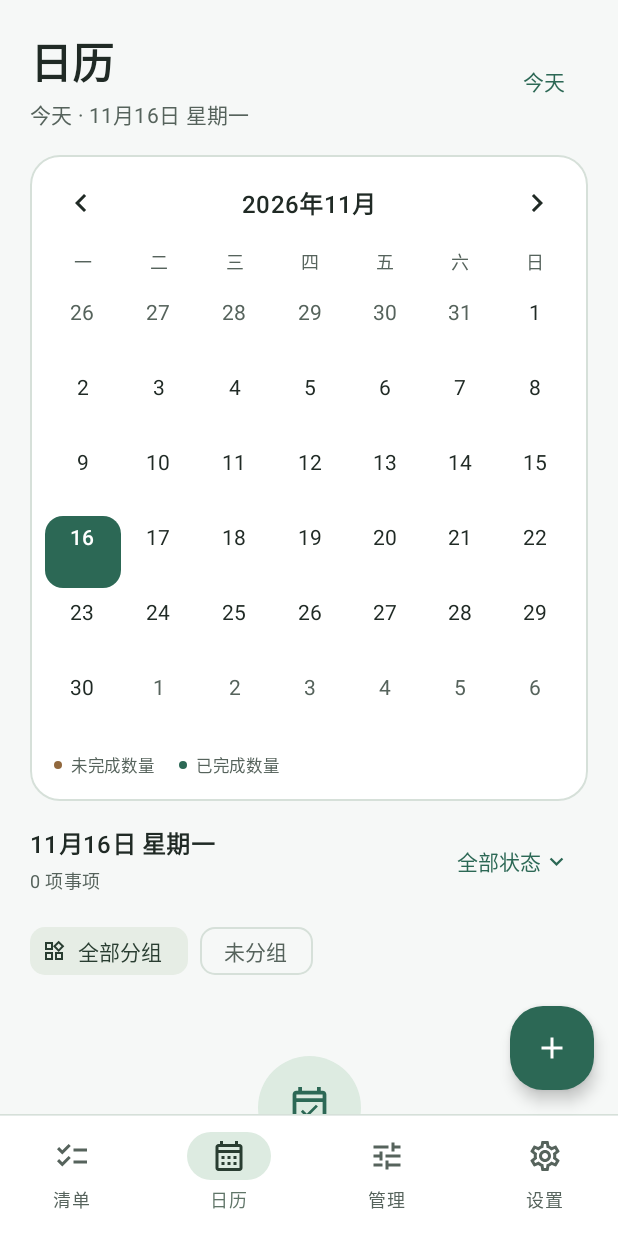
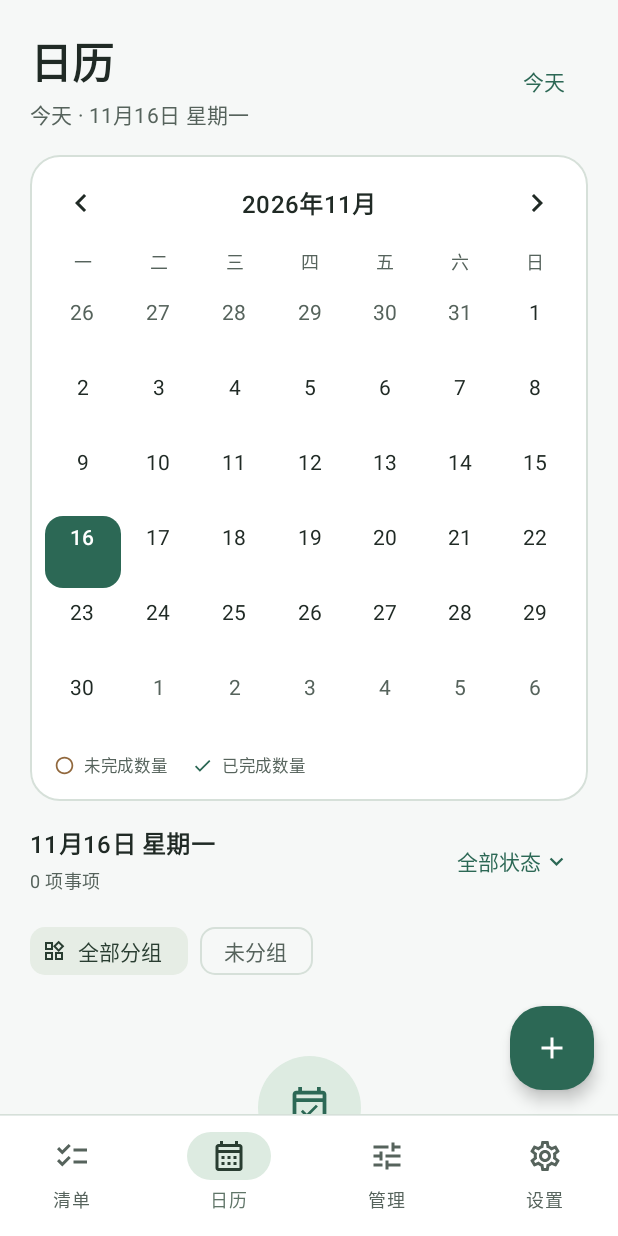
Before and after one commit to CodexSpaceSafe-Projects/pindo, an Android app built with Jetpack Compose: the screen it shows after launch (MainActivity), item 2 of the bottom bar chosen, on a phone screen of 412 x 824 dp. Run offline under Robolectric (Android 15) with nearby library versions, the phone set to English and light mode, and no system bars.

Commit message:
Refine compact Android layouts after screenshot review

```diff
--- a/android/app/src/main/java/com/pindo/app/CalendarScreen.kt
+++ b/android/app/src/main/java/com/pindo/app/CalendarScreen.kt
@@ -1,12 +1,10 @@
 package com.pindo.app
 
 import androidx.compose.foundation.BorderStroke
-import androidx.compose.foundation.background
 import androidx.compose.foundation.horizontalScroll
 import androidx.compose.foundation.layout.*
 import androidx.compose.foundation.lazy.LazyColumn
 import androidx.compose.foundation.rememberScrollState
-import androidx.compose.foundation.shape.CircleShape
 import androidx.compose.foundation.shape.RoundedCornerShape
 import androidx.compose.material.icons.Icons
 import androidx.compose.material.icons.outlined.*
@@ -97,8 +95,8 @@ import java.util.Locale
                             horizontalArrangement = Arrangement.spacedBy(16.dp),
                             verticalArrangement = Arrangement.spacedBy(6.dp)
                         ) {
-                            CalendarLegend("未完成数量", MaterialTheme.colorScheme.tertiary)
-                            CalendarLegend("已完成数量", MaterialTheme.colorScheme.primary)
+                            CalendarLegend("未完成数量", MaterialTheme.colorScheme.tertiary, completed = false)
+                            CalendarLegend("已完成数量", MaterialTheme.colorScheme.primary, completed = true)
                         }
                     }
                 }
@@ -200,21 +198,18 @@ import java.util.Locale
                     verticalArrangement = Arrangement.spacedBy(2.dp)) {
                     if (unfinished > 0) Text(unfinished.toString(), style = MaterialTheme.typography.labelSmall,
                         color = if (selected) colors.onPrimary else colors.tertiary)
-                    if (completed > 0) Row(verticalAlignment = Alignment.CenterVertically,
-                        horizontalArrangement = Arrangement.spacedBy(2.dp)) {
-                        val color = if (selected) colors.onPrimary else colors.primary
-                        Box(Modifier.size(3.dp).background(color, CircleShape))
-                        Text(completed.toString(), style = MaterialTheme.typography.labelSmall, color = color)
-                    }
+                    if (completed > 0) Text("✓" + completed, style = MaterialTheme.typography.labelSmall,
+                        color = if (selected) colors.onPrimary else colors.primary)
                 }
             }
         }
     }
 }
 
-@Composable private fun CalendarLegend(label: String, color: Color) {
+@Composable private fun CalendarLegend(label: String, color: Color, completed: Boolean) {
     Row(verticalAlignment = Alignment.CenterVertically, horizontalArrangement = Arrangement.spacedBy(6.dp)) {
-        Box(Modifier.size(5.dp).background(color, CircleShape))
+        Icon(if (completed) Icons.Outlined.Check else Icons.Outlined.RadioButtonUnchecked,
+            contentDescription = null, tint = color, modifier = Modifier.size(14.dp))
         Text(label, style = MaterialTheme.typography.labelSmall, color = MaterialTheme.colorScheme.onSurfaceVariant)
     }
 }
--- a/android/app/src/main/java/com/pindo/app/DashboardScreen.kt
+++ b/android/app/src/main/java/com/pindo/app/DashboardScreen.kt
@@ -13,10 +13,14 @@ import androidx.compose.runtime.saveable.rememberSaveable
 import androidx.compose.ui.Alignment
 import androidx.compose.ui.Modifier
 import androidx.compose.ui.draw.clip
+import androidx.compose.ui.platform.LocalDensity
 import androidx.compose.ui.platform.LocalFocusManager
 import androidx.compose.ui.platform.testTag
+import androidx.compose.ui.semantics.contentDescription
+import androidx.compose.ui.semantics.semantics
 import androidx.compose.ui.text.font.FontWeight
 import androidx.compose.ui.text.input.ImeAction
+import androidx.compose.ui.text.style.TextOverflow
 import androidx.compose.ui.unit.dp
 import java.time.LocalDate
 import java.time.format.DateTimeFormatter
@@ -50,6 +54,8 @@ import java.util.Locale
         }
     }
 
+    BoxWithConstraints(Modifier.fillMaxSize()) {
+        val compactControls = maxWidth < 360.dp || LocalDensity.current.fontScale > 1.3f
         LazyColumn(
             modifier = Modifier.fillMaxSize().testTag("dashboard"),
             contentPadding = PaddingValues(start = 20.dp, end = 20.dp, top = 8.dp, bottom = 104.dp),
@@ -63,30 +69,21 @@ import java.util.Locale
             if (state.error != null) item(key = "dashboard-error") { PindoErrorMessage(state.error, store::dismissError) }
             item(key = "dashboard-summary") {
                 Column(Modifier.fillMaxWidth().padding(bottom = 4.dp), verticalArrangement = Arrangement.spacedBy(8.dp)) {
-                Row(
-                    modifier = Modifier.fillMaxWidth(),
-                    verticalAlignment = Alignment.CenterVertically,
-                    horizontalArrangement = Arrangement.spacedBy(12.dp)
-                ) {
-                    Text("今日进度", Modifier.weight(1f), style = MaterialTheme.typography.bodySmall,
-                        color = MaterialTheme.colorScheme.onSurfaceVariant)
-                    Text("已完成 " + stats.todayCompleted + " / " + stats.todayTotal + " 项",
-                        style = MaterialTheme.typography.bodySmall, color = MaterialTheme.colorScheme.onSurfaceVariant)
-                }
                     LinearProgressIndicator(
                         progress = { if (stats.todayTotal == 0) 0f else stats.todayCompleted.toFloat() / stats.todayTotal },
-                    modifier = Modifier.fillMaxWidth().height(4.dp).clip(RoundedCornerShape(2.dp)),
+                        modifier = Modifier.fillMaxWidth().height(4.dp).clip(RoundedCornerShape(2.dp))
+                            .semantics { contentDescription = "今日进度，已完成 " + stats.todayCompleted + " / " + stats.todayTotal + " 项" },
                         color = MaterialTheme.colorScheme.primary,
                         trackColor = MaterialTheme.colorScheme.surfaceContainerHigh
                     )
                     Row(Modifier.fillMaxWidth(), horizontalArrangement = Arrangement.spacedBy(4.dp)) {
-                    DashboardStat("全部未完成", stats.unfinished, scope == TaskScope.ALL && !showCompleted, Modifier.weight(1f)) {
+                        DashboardStat("未完成", stats.unfinished.toString(), scope == TaskScope.ALL && !showCompleted, Modifier.weight(1f), compactControls) {
                             scopeName = TaskScope.ALL.name; showCompleted = false
                         }
-                    DashboardStat("已逾期", stats.overdue, scope == TaskScope.OVERDUE && !showCompleted, Modifier.weight(1f)) {
+                        DashboardStat("已逾期", stats.overdue.toString(), scope == TaskScope.OVERDUE && !showCompleted, Modifier.weight(1f), compactControls) {
                             scopeName = TaskScope.OVERDUE.name; showCompleted = false
                         }
-                    DashboardStat("今日完成", stats.completedToday, scope == TaskScope.TODAY && showCompleted, Modifier.weight(1f)) {
+                        DashboardStat("今日完成", stats.todayCompleted.toString() + "/" + stats.todayTotal, scope == TaskScope.TODAY && showCompleted, Modifier.weight(1f), compactControls) {
                             scopeName = TaskScope.TODAY.name; showCompleted = true
                         }
                     }
@@ -98,11 +95,17 @@ import java.util.Locale
                     onValueChange = { quickTitle = it },
                     modifier = Modifier.fillMaxWidth().testTag("quick-add"),
                     visualTransformation = MixedScriptVisualTransformation,
-                placeholder = { Text("快速添加到今天…") },
+                    placeholder = { Text("添加到今天", maxLines = 1, softWrap = false, overflow = TextOverflow.Ellipsis) },
                     singleLine = true,
                     shape = RoundedCornerShape(14.dp),
                     enabled = !state.readOnly,
-                leadingIcon = { Icon(Icons.Outlined.Add, null, tint = MaterialTheme.colorScheme.primary) },
+                    leadingIcon = {
+                        IconButton(onClick = onAdd, enabled = !state.readOnly,
+                            modifier = Modifier.size(48.dp).testTag("add-task")) {
+                            Icon(Icons.Outlined.Add, "添加事项", tint = if (state.readOnly)
+                                MaterialTheme.colorScheme.onSurface.copy(alpha = .38f) else MaterialTheme.colorScheme.primary)
+                        }
+                    },
                     trailingIcon = {
                         IconButton(onClick = ::submitQuick, enabled = quickTitle.isNotBlank() && !state.readOnly,
                             modifier = Modifier.size(48.dp)) {
@@ -117,6 +120,9 @@ import java.util.Locale
             }
             item(key = "dashboard-scope") {
                 Row(verticalAlignment = Alignment.CenterVertically, horizontalArrangement = Arrangement.spacedBy(4.dp)) {
+                    if (compactControls) {
+                        DashboardScopeMenu(scope, Modifier.weight(1f)) { scopeName = it.name }
+                    } else {
                         SingleChoiceSegmentedButtonRow(Modifier.weight(1f)) {
                             listOf(TaskScope.TODAY to "今天", TaskScope.UPCOMING to "近 7 天", TaskScope.ALL to "全部").forEachIndexed { index, (value, label) ->
                                 SegmentedButton(
@@ -126,6 +132,7 @@ import java.util.Locale
                                     shape = SegmentedButtonDefaults.itemShape(index = index, count = 3),
                                     icon = {}
                                 ) { Text(label) }
+                            }
                         }
                     }
                     IconButton(onClick = { searchOpen = !searchOpen; if (!searchOpen) search = "" },
@@ -186,21 +193,51 @@ import java.util.Locale
                 onEdit, onAddChild, onDelete, store)
         }
     }
+}
 
-@Composable private fun DashboardStat(label: String, value: Int, selected: Boolean, modifier: Modifier,
-    onClick: () -> Unit) {
+@Composable private fun DashboardStat(label: String, value: String, selected: Boolean, modifier: Modifier,
+    compact: Boolean, onClick: () -> Unit) {
+    val valueColor = if (selected) MaterialTheme.colorScheme.primary else MaterialTheme.colorScheme.onSurface
     TextButton(
         onClick = onClick,
         modifier = modifier.heightIn(min = 48.dp),
-        contentPadding = PaddingValues(horizontal = 6.dp, vertical = 8.dp),
+        contentPadding = PaddingValues(horizontal = 6.dp, vertical = if (compact) 4.dp else 8.dp),
         colors = ButtonDefaults.textButtonColors(
             contentColor = if (selected) MaterialTheme.colorScheme.primary else MaterialTheme.colorScheme.onSurfaceVariant
         )
     ) {
+        if (compact) {
+            Column(horizontalAlignment = Alignment.CenterHorizontally, verticalArrangement = Arrangement.spacedBy(2.dp)) {
+                Text(value, style = MaterialTheme.typography.titleSmall, fontWeight = FontWeight.SemiBold, color = valueColor)
+                Text(label, style = MaterialTheme.typography.labelMedium,
+                    fontWeight = if (selected) FontWeight.SemiBold else FontWeight.Normal)
+            }
+        } else {
             Text(label, Modifier.weight(1f), style = MaterialTheme.typography.labelMedium,
                 fontWeight = if (selected) FontWeight.SemiBold else FontWeight.Normal)
             Spacer(Modifier.width(6.dp))
-        Text(value.toString(), style = MaterialTheme.typography.titleSmall, fontWeight = FontWeight.SemiBold,
-            color = if (selected) MaterialTheme.colorScheme.primary else MaterialTheme.colorScheme.onSurface)
+            Text(value, style = MaterialTheme.typography.titleSmall, fontWeight = FontWeight.SemiBold, color = valueColor)
         }
     }
+}
+
+@Composable private fun DashboardScopeMenu(selected: TaskScope, modifier: Modifier, onSelect: (TaskScope) -> Unit) {
+    var expanded by remember { mutableStateOf(false) }
+    val choices = listOf(TaskScope.TODAY to "今天", TaskScope.UPCOMING to "近 7 天", TaskScope.ALL to "全部")
+    val selectedLabel = if (selected == TaskScope.OVERDUE) "逾期待办" else choices.first { it.first == selected }.second
+    Box(modifier) {
+        OutlinedButton(onClick = { expanded = true }, modifier = Modifier.fillMaxWidth().heightIn(min = 48.dp).testTag("scope-filter"),
+            contentPadding = PaddingValues(horizontal = 16.dp, vertical = 10.dp)) {
+            Text(selectedLabel, Modifier.weight(1f))
+            Spacer(Modifier.width(8.dp))
+            Icon(Icons.Outlined.ExpandMore, null, Modifier.size(20.dp))
+        }
+        DropdownMenu(expanded = expanded, onDismissRequest = { expanded = false }) {
+            choices.forEach { (scope, label) ->
+                DropdownMenuItem(text = { Text(label) },
+                    trailingIcon = { if (scope == selected) Icon(Icons.Outlined.Check, null) },
+                    onClick = { expanded = false; onSelect(scope) })
+            }
+        }
+    }
+}
--- a/android/app/src/main/java/com/pindo/app/MainScreen.kt
+++ b/android/app/src/main/java/com/pindo/app/MainScreen.kt
@@ -61,7 +61,7 @@ private enum class MainTab(val title: String, val icon: ImageVector) {
                 }
             },
             floatingActionButton = {
-                if (!state.readOnly && tab != MainTab.SETTINGS) {
+                if (!state.readOnly && (tab == MainTab.CALENDAR || tab == MainTab.MANAGE)) {
                     FloatingActionButton(onClick = {
                         edit(null, null, if (tab == MainTab.CALENDAR) LocalDate.parse(selectedDay) else LocalDate.now())
                     }, modifier = Modifier.padding(end = fabEndPadding).testTag("add-task"),
--- a/android/app/src/main/java/com/pindo/app/TodoComponents.kt
+++ b/android/app/src/main/java/com/pindo/app/TodoComponents.kt
@@ -187,9 +187,6 @@ internal fun LazyListScope.pindoTaskItems(rows: List<TaskOutlineEntry>, state: A
                             contentDescription = if (expanded) "收起子项" else "展开子项", modifier = Modifier.size(20.dp))
                     }
                 }
-            } else if (children.isNotEmpty()) IconButton(onClick = onDisclosure, modifier = Modifier.size(48.dp)) {
-                Icon(if (expanded) Icons.Outlined.ExpandMore else Icons.Outlined.ChevronRight,
-                    contentDescription = if (expanded) "收起子项" else "展开子项", modifier = Modifier.size(20.dp))
             } else Spacer(Modifier.width(10.dp))
         }
     }
```
Also changed, not shown: android/app/src/main/java/com/pindo/app/TaskEditorSheet.kt (+41 -41 lines), 1 other file. Lines whose indentation alone changed are shown as unchanged.
